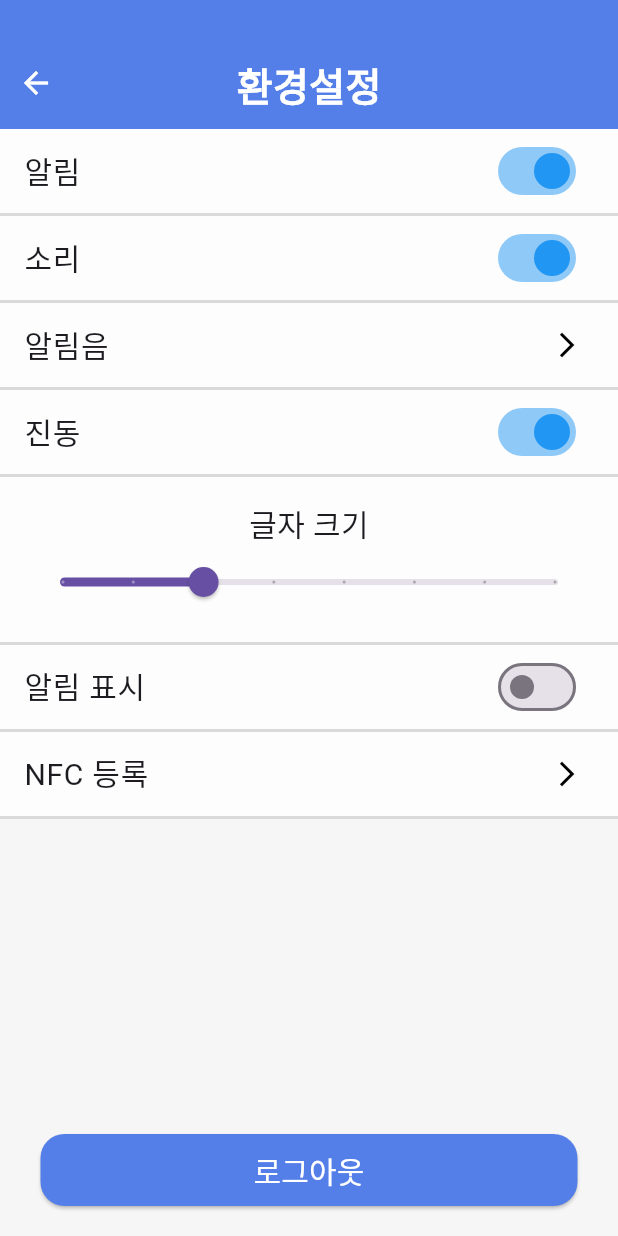
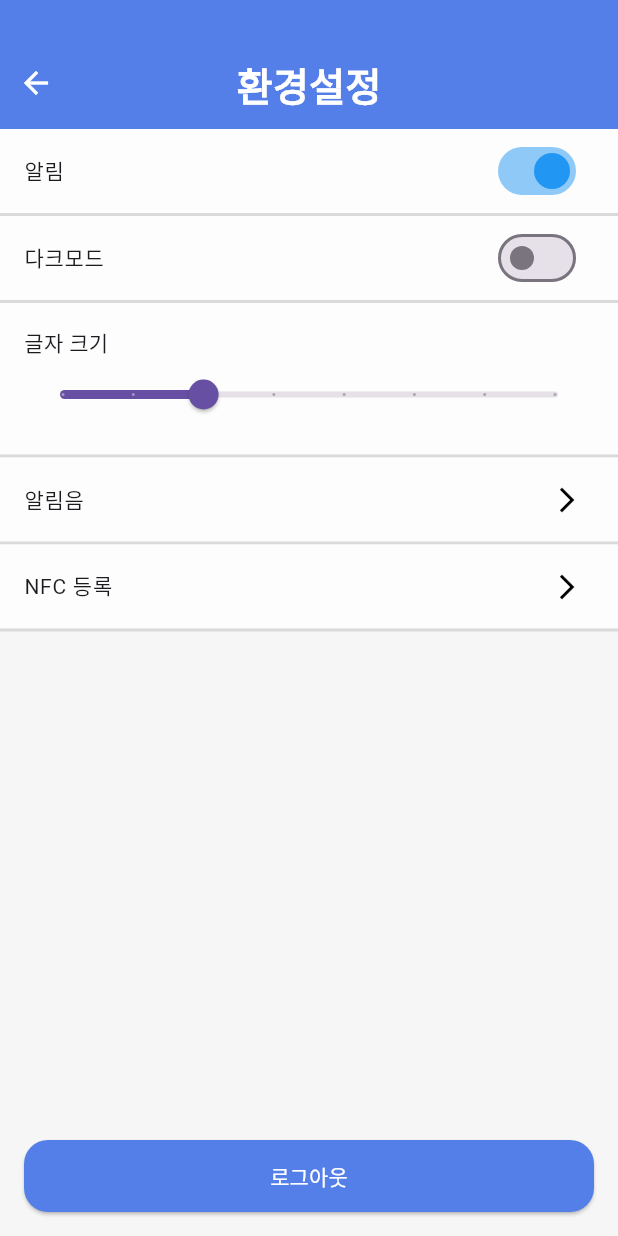
Before and after one commit to CodeLink-MediTag/MediTag-FE3, a Flutter app: the SettingScreen screen opened directly, on a phone screen of 412 x 824 dp. Run offline on Flutter 3.47's test engine with Material 3 defaults, Android fonts, the phone set to English and light mode, and no system bars; our stand-ins replace firebase_core, firebase_messaging, image_picker, shared_preferences, speech_to_text, table_calendar; missing offline and left inert: kakao_flutter_sdk_user; accounts and stored records are empty; Roboto replaces fonts that are missing (Pretendard).

Commit message:
환경설정 글자 크기 변하게끔 기능 추가/환경설정 선택지 수정/다크모드는 아직 껍데기만/알림음도 아직 껍데기

```diff
--- a/lib/features/setting/setting.dart
+++ b/lib/features/setting/setting.dart
@@ -1,6 +1,8 @@
 import 'package:flutter/material.dart';
+import 'package:provider/provider.dart';
 import 'package:medife/features/setting/alertsound.dart';
 import 'package:medife/nfc/nfcAdd.dart';
+import 'package:medife/providers/text_size_provider.dart';
 
 class SettingScreen extends StatefulWidget {
   @override
@@ -9,22 +11,19 @@ class SettingScreen extends StatefulWidget {
 
 class _SettingsPageState extends State<SettingScreen> {
   bool notifications = true;
-  bool sound = true;
-  bool vibration = true;
-  bool showNotifications = false;
-  double textSize = 14.0;
+  bool isDarkMode = false;  // 다크모드 토글 상태 변수
 
   @override
   Widget build(BuildContext context) {
+    final textSizeProvider = context.watch<TextSizeProvider>();
 
-    return
-      Scaffold(
-        backgroundColor: Color(0xFFF6F6F6), // 연한 회색 배경
+    return Scaffold(
+      backgroundColor: Color(0xFFF6F6F6),
       body: Column(
         children: [
           Container(
             color: Color(0xFF547EE8),
-              padding: EdgeInsets.only(top: 37, bottom: 12), // 상단바 위쪽 높이 증가
+            padding: EdgeInsets.only(top: 37, bottom: 12),
             child: Stack(
               alignment: Alignment.center,
               children: [
@@ -32,16 +31,14 @@ class _SettingsPageState extends State<SettingScreen> {
                   left: 0,
                   child: IconButton(
                     icon: Icon(Icons.arrow_back, color: Colors.white),
-                      onPressed: (){
-                        Navigator.pop(context); // 현재 화면 종료 (이전 화면으로 돌아감)
-                      },
+                    onPressed: () => Navigator.pop(context),
                   ),
                 ),
                 Center(
                   child: Text(
                     '환경설정',
                     style: TextStyle(
-                        fontSize: 26,
+                      fontSize: textSizeProvider.textSize + 12,
                       fontWeight: FontWeight.bold,
                       color: Colors.white,
                     ),
@@ -52,129 +49,144 @@ class _SettingsPageState extends State<SettingScreen> {
           ),
           Expanded(
             child: Container(
-                color: Color(0xFFF6F6F6), // 연한 회색 배경
-                child: Column(
+              color: Color(0xFFF6F6F6),
+              child: ListView(
+                padding: EdgeInsets.zero,
                 children: [
-                    _buildSettingTile('알림', Switch(
+                  _buildSettingTile(
+                    '알림',
+                    Switch(
                       value: notifications,
                       onChanged: (value) {
-                        setState(() => notifications = value);
+                        setState(() {
+                          notifications = value;
+                        });
                       },
                       activeColor: Colors.blue,
-                    )),
+                    ),
+                    textSizeProvider.textSize,
+                  ),
                   _buildDivider(),
-                    _buildSettingTile('소리', Switch(
-                      value: sound,
+
+                  // 다크모드 토글 UI 추가
+                  _buildSettingTile(
+                    '다크모드',
+                    Switch(
+                      value: isDarkMode,
                       onChanged: (value) {
-                        setState(() => sound = value);
+                        setState(() {
+                          isDarkMode = value;
+                        });
+                        // 기능 구현은 나중에
                       },
                       activeColor: Colors.blue,
-                    )),
+                    ),
+                    textSizeProvider.textSize,
+                  ),
                   _buildDivider(),
-                    _buildNavigationButton('알림음', () {
-                      Navigator.push(
-                        context,
-                        MaterialPageRoute(builder: (context) => AlertSound()),
-                      );
-                    }),
-                    _buildDivider(),
-                    _buildSettingTile('진동', Switch(
-                      value: vibration,
-                      onChanged: (value) {
-                        setState(() => vibration = value);
-                      },
-                      activeColor: Colors.blue,
-                    )),
-                    _buildDivider(),
+
                   Container(
                     padding: EdgeInsets.all(16),
-                      color: Color(0xFFFDFDFD), // 글자 크기 바탕색
+                    color: Color(0xFFFDFDFD),
                     child: Column(
+                      crossAxisAlignment: CrossAxisAlignment.start,
                       children: [
                         Text(
                           '글자 크기',
-                            style: TextStyle(fontSize: 20, fontWeight: FontWeight.w400),
+                          style: TextStyle(
+                            fontSize: textSizeProvider.textSize,
+                            fontWeight: FontWeight.w400,
+                          ),
                         ),
                         Slider(
-                            value: textSize,
+                          value: textSizeProvider.textSize,
                           min: 10,
                           max: 24,
                           divisions: 7,
-                            label: textSize.toString(),
+                          label: textSizeProvider.textSize.toStringAsFixed(1),
                           onChanged: (value) {
-                              setState(() => textSize = value);
+                            textSizeProvider.setTextSize(value);
                           },
                         ),
                       ],
                     ),
                   ),
                   _buildDivider(),
-                    _buildSettingTile('알림 표시', Switch(
-                      value: showNotifications,
-                      onChanged: (value) {
-                        setState(() => showNotifications = value);
+                  _buildNavigationButton(
+                    '알림음',
+                        () {
+                      Navigator.push(
+                        context,
+                        MaterialPageRoute(builder: (context) => AlertSound()),
+                      );
                     },
-                      activeColor: Colors.blue,
-                    )),
+                    textSizeProvider.textSize,
+                  ),
                   _buildDivider(),
-                    _buildNavigationButton('NFC 등록', () {
+                  _buildNavigationButton(
+                    'NFC 등록',
+                        () {
                       Navigator.push(
                         context,
                         MaterialPageRoute(builder: (context) => CardRegistration()),
                       );
-                    }),
+                    },
+                    textSizeProvider.textSize,
+                  ),
                   _buildDivider(),
-                    Spacer(),
-                    Padding(
-                      padding: EdgeInsets.only(bottom: 20), // 로그아웃 버튼 아래 여백 추가
+                ],
+              ),
+            ),
+          ),
+        ],
+      ),
+      bottomNavigationBar: Padding(
+        padding: EdgeInsets.all(16),
         child: ElevatedButton(
           onPressed: () {},
           style: ElevatedButton.styleFrom(
             backgroundColor: Color(0xFF547EE8),
-                          minimumSize: Size(358, 48), // 가로 358, 세로 48로 설정
+            minimumSize: Size(double.infinity, 48),
             shape: RoundedRectangleBorder(
               borderRadius: BorderRadius.circular(16),
             ),
           ),
           child: Text(
             '로그아웃',
-                          style: TextStyle(fontSize: 20, fontWeight: FontWeight.w400, color: Colors.white),
+            style: TextStyle(
+              fontSize: textSizeProvider.textSize,
+              fontWeight: FontWeight.w400,
+              color: Colors.white,
             ),
           ),
         ),
-                  ],
-                ),
-              ),
-            ),
-          ],
       ),
     );
-
   }
 
-  Widget _buildSettingTile(String title, Widget trailing) {
+  Widget _buildSettingTile(String title, Widget trailing, double fontSize) {
     return Container(
-      color: Color(0xFFFDFDFD), // 설정 항목 배경 흰색
+      color: Color(0xFFFDFDFD),
       child: ListTile(
         title: Text(
           title,
-          style: TextStyle(fontSize: 20, fontWeight: FontWeight.w400), // 알림, 소리, 진동, 알림표시 글씨
+          style: TextStyle(fontSize: fontSize, fontWeight: FontWeight.w400),
         ),
         trailing: trailing,
       ),
     );
   }
 
-  Widget _buildNavigationButton(String title, VoidCallback onPressed) {
+  Widget _buildNavigationButton(String title, VoidCallback onPressed, double fontSize) {
     return Container(
-      color: Color(0xFFFDFDFD), // 설정 항목 배경 흰색
+      color: Color(0xFFFDFDFD),
       child: ListTile(
         title: Text(
           title,
-          style: TextStyle(fontSize: 20, fontWeight: FontWeight.w400),
+          style: TextStyle(fontSize: fontSize, fontWeight: FontWeight.w400),
         ),
-        trailing: Icon(Icons.arrow_forward_ios, color: Colors.black, size: 20), // 버튼 대신 아이콘
-        onTap: onPressed, // 아이콘 클릭 시 이동
+        trailing: Icon(Icons.arrow_forward_ios, color: Colors.black, size: 20),
+        onTap: onPressed,
       ),
     );
   }
--- a/pubspec.yaml
+++ b/pubspec.yaml
@@ -42,6 +42,7 @@ dependencies:
   flutter_localizations:
     sdk: flutter
   http: ^0.13.6
+  provider: ^6.0.0
   shared_preferences: ^2.2.2
   http_parser: ^4.0.0
   kakao_flutter_sdk_user: ^1.4.3
```
Also changed, not shown: lib/main.dart (+24 -15 lines), lib/providers/text_size_provider.dart (added, +25 -0 lines), pubspec.lock. Lines whose indentation alone changed are shown as unchanged.
